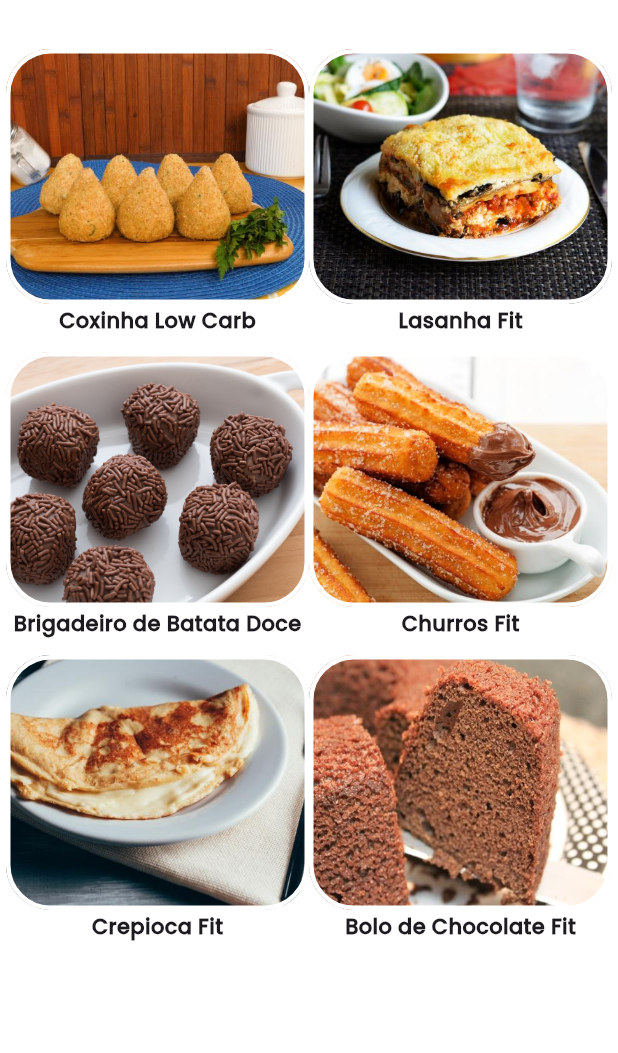
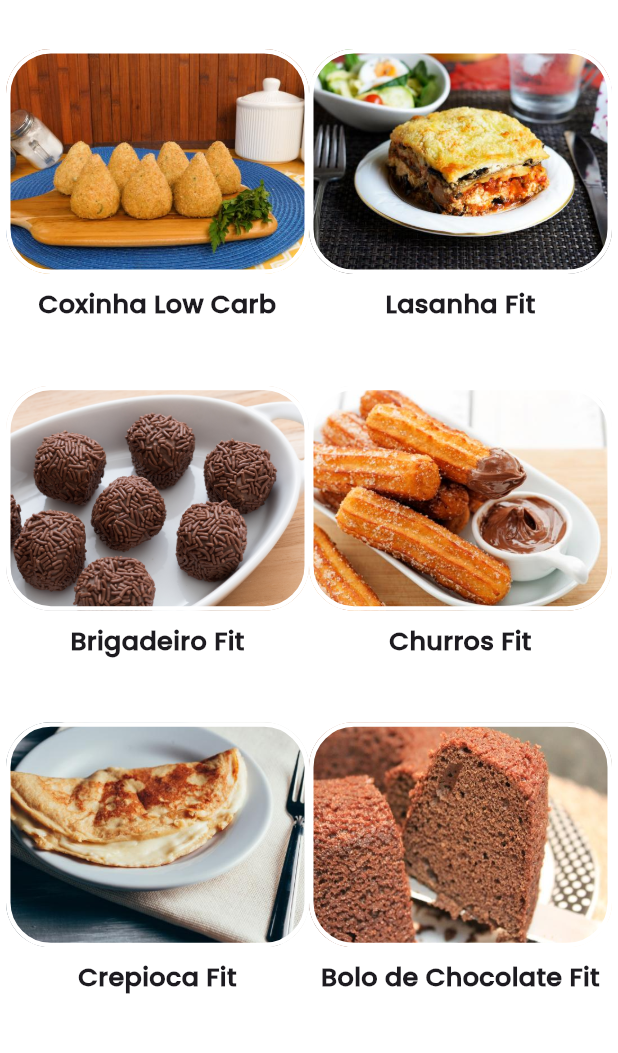
Before and after one commit to gabrielcoelhosev/Receitas-Fitness, a Flutter app: the screen it shows after launch, on a phone screen of 412 x 824 dp, the part 71-1124 px from its top. Run offline on Flutter 3.47's test engine with Material 3 defaults, Android fonts, the phone set to English and light mode, and no system bars.

Commit message:
att tela inicial

```diff
--- a/lib/home_widget.dart
+++ b/lib/home_widget.dart
@@ -18,8 +18,7 @@ class _HomeWidgetState extends State<HomeWidget> {
   final List _photos = [
     Data(image: "assets/imgs/coxinha.jpg", text: "Coxinha Low Carb"),
     Data(image: "assets/imgs/lasanha.jpg", text: "Lasanha Fit"),
-    Data(
-        image: "assets/imgs/brigadeiro.jpg", text: "Brigadeiro de Batata Doce"),
+    Data(image: "assets/imgs/brigadeiro.jpg", text: "Brigadeiro Fit"),
     Data(image: "assets/imgs/churros.jpg", text: "Churros Fit"),
     Data(image: "assets/imgs/crepioca.jpg", text: "Crepioca Fit"),
     Data(image: "assets/imgs/bolo.jpg", text: "Bolo de Chocolate Fit"),
@@ -38,19 +37,23 @@ class _HomeWidgetState extends State<HomeWidget> {
               fontFamily: 'Lobster', color: Colors.lightGreen, fontSize: 30),
         ),
       ),
-      body: Padding(
+      body: SingleChildScrollView(
+        // Adicione o SingleChildScrollView aqui
+        child: Padding(
           padding: const EdgeInsets.all(4.0),
           child: Column(
             children: [
-            const SizedBox(
-              height: 20,
-            ),
-            Expanded(
-              flex: 40,
-              child: GridView.builder(
+              const SizedBox(height: 20),
+              GridView.builder(
+                shrinkWrap:
+                    true, // Permite que o GridView use apenas o espaço necessário
+                physics:
+                    const NeverScrollableScrollPhysics(), // Desabilita a rolagem do GridView
                 itemCount: _photos.length,
                 gridDelegate: const SliverGridDelegateWithFixedCrossAxisCount(
-                      crossAxisCount: 2),
+                  crossAxisCount: 2,
+                  childAspectRatio: 0.90, // Ajuste a proporção
+                ),
                 itemBuilder: (BuildContext context, int index) {
                   return GestureDetector(
                     onTap: () {
@@ -60,30 +63,35 @@ class _HomeWidgetState extends State<HomeWidget> {
                       children: [
                         Container(
                           width: double.infinity,
-                            height: 170,
+                          height: 150, // Ajuste a altura para evitar overflow
                           decoration: BoxDecoration(
                             border: Border.all(width: 3, color: Colors.white),
                             borderRadius: BorderRadius.circular(30),
                             image: DecorationImage(
                               image: AssetImage(_photos[index].image),
-                                  fit: BoxFit.cover),
+                              fit: BoxFit.cover,
+                            ),
                           ),
                         ),
                         const SizedBox(
-                            height: 1,
-                          ),
+                            height: 8), // Espaço entre a imagem e o texto
                         Text(
                           _photos[index].text,
                           style: TextStyle(
                               fontFamily: 'PoppinsM',
-                                fontWeight: FontWeight.bold),
+                              fontWeight: FontWeight.bold,
+                              fontSize: 17),
+                          textAlign: TextAlign.center,
+                        ),
+                        const SizedBox(
+                            height: 20), // Espaço extra abaixo do texto
+                      ],
+                    ),
+                  );
+                },
               ),
             ],
           ),
-                    );
-                  }),
-            ),
-          ],
         ),
       ),
     );
@@ -91,45 +99,28 @@ class _HomeWidgetState extends State<HomeWidget> {
 
   void _telasReceitas(int index) {
     if (index == 0) {
-      setState(() {
       Navigator.push(
           context, MaterialPageRoute(builder: (context) => ReceitaCoxinha()));
-      });
     }
-
     if (index == 1) {
-      setState(() {
       Navigator.push(
           context, MaterialPageRoute(builder: (context) => ReceitaLasanha()));
-      });
     }
-
     if (index == 2) {
-      setState(() {
       Navigator.push(context,
           MaterialPageRoute(builder: (context) => ReceitaBrigadeiro()));
-      });
     }
-
     if (index == 3) {
-      setState(() {
       Navigator.push(
           context, MaterialPageRoute(builder: (context) => ReceitaChurros()));
-      });
     }
-
     if (index == 4) {
-      setState(() {
-        Navigator.push(context,
-            MaterialPageRoute(builder: (context) => ReceitaCrepioca()));
-      });
+      Navigator.push(
+          context, MaterialPageRoute(builder: (context) => ReceitaCrepioca()));
     }
-
     if (index == 5) {
-      setState(() {
       Navigator.push(
           context, MaterialPageRoute(builder: (context) => ReceitaBolo()));
-      });
     }
   }
 }
```
Lines whose indentation alone changed are shown as unchanged.
